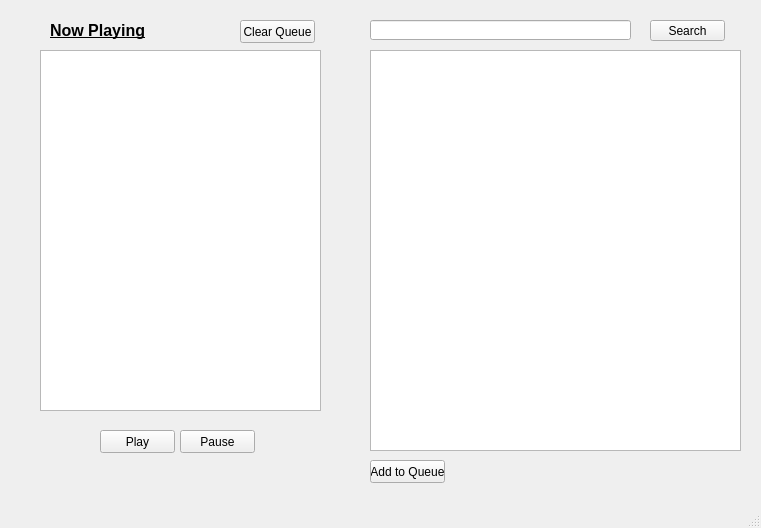
This is ui1.ui in nightfire8199/project-hermes as Qt 5 draws it before an edit. The edited form follows.
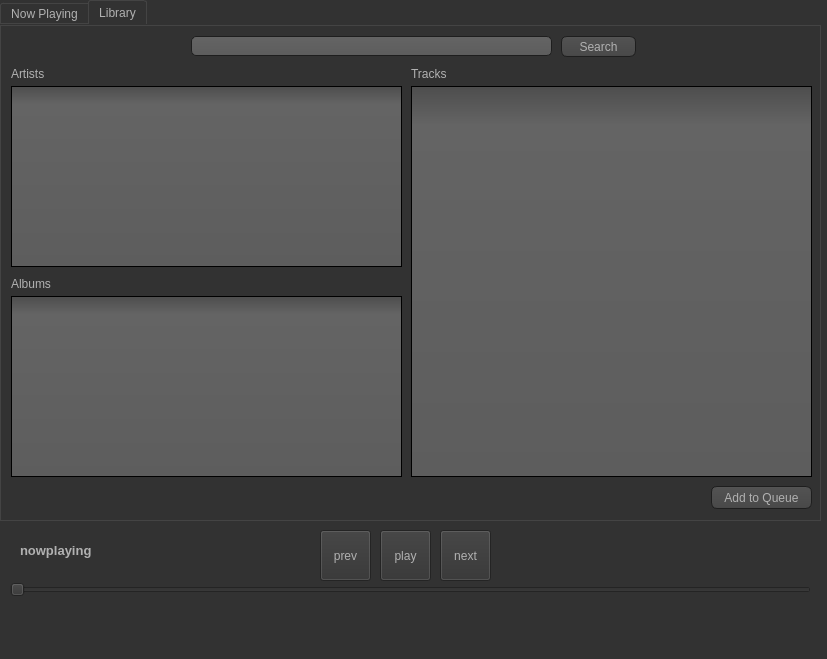
This is the edited form. The open tabs and pages were chosen to show the change. Icons and pictures are not drawn.

Patch:
```diff
--- a/ui1.ui
+++ b/ui1.ui
@@ -6,123 +6,756 @@
    <rect>
     <x>0</x>
     <y>0</y>
-    <width>761</width>
-    <height>528</height>
+    <width>827</width>
+    <height>659</height>
    </rect>
   </property>
   <property name="windowTitle">
    <string>MainWindow</string>
   </property>
+  <property name="styleSheet">
+   <string notr="true">QToolTip
+{
+     border: 1px solid black;
+     background-color: #ffa02f;
+     padding: 1px;
+     border-radius: 3px;
+     opacity: 100;
+}
+
+QWidget
+{
+    color: #b1b1b1;
+    background-color: #323232;
+}
+
+QWidget:item:hover
+{
+    background-color: QLinearGradient( x1: 0, y1: 0, x2: 0, y2: 1, stop: 0 #ffa02f, stop: 1 #ca0619);
+    color: #000000;
+}
+
+QWidget:item:selected
+{
+    background-color: QLinearGradient( x1: 0, y1: 0, x2: 0, y2: 1, stop: 0 #ffa02f, stop: 1 #d7801a);
+}
+
+QMenuBar::item
+{
+    background: transparent;
+}
+
+QMenuBar::item:selected
+{
+    background: transparent;
+    border: 1px solid #ffaa00;
+}
+
+QMenuBar::item:pressed
+{
+    background: #444;
+    border: 1px solid #000;
+    background-color: QLinearGradient(
+        x1:0, y1:0,
+        x2:0, y2:1,
+        stop:1 #212121,
+        stop:0.4 #343434/*,
+        stop:0.2 #343434,
+        stop:0.1 #ffaa00*/
+    );
+    margin-bottom:-1px;
+    padding-bottom:1px;
+}
+
+QMenu
+{
+    border: 1px solid #000;
+}
+
+QMenu::item
+{
+    padding: 2px 20px 2px 20px;
+}
+
+QMenu::item:selected
+{
+    color: #000000;
+}
+
+QWidget:disabled
+{
+    color: #404040;
+    background-color: #323232;
+}
+
+QAbstractItemView
+{
+    background-color: QLinearGradient( x1: 0, y1: 0, x2: 0, y2: 1, stop: 0 #4d4d4d, stop: 0.1 #646464, stop: 1 #5d5d5d);
+}
+
+QWidget:focus
+{
+    /*border: 2px solid QLinearGradient( x1: 0, y1: 0, x2: 0, y2: 1, stop: 0 #ffa02f, stop: 1 #d7801a);*/
+}
+
+QLineEdit
+{
+    background-color: QLinearGradient( x1: 0, y1: 0, x2: 0, y2: 1, stop: 0 #4d4d4d, stop: 0 #646464, stop: 1 #5d5d5d);
+    padding: 1px;
+    border-style: solid;
+    border: 1px solid #1e1e1e;
+    border-radius: 5;
+}
+
+QPushButton
+{
+    color: #b1b1b1;
+    background-color: QLinearGradient( x1: 0, y1: 0, x2: 0, y2: 1, stop: 0 #565656, stop: 0.1 #525252, stop: 0.5 #4e4e4e, stop: 0.9 #4a4a4a, stop: 1 #464646);
+    border-width: 1px;
+    border-color: #1e1e1e;
+    border-style: solid;
+    border-radius: 6;
+    padding: 3px;
+    font-size: 12px;
+    padding-left: 5px;
+    padding-right: 5px;
+}
+
+QPushButton:pressed
+{
+    background-color: QLinearGradient( x1: 0, y1: 0, x2: 0, y2: 1, stop: 0 #2d2d2d, stop: 0.1 #2b2b2b, stop: 0.5 #292929, stop: 0.9 #282828, stop: 1 #252525);
+}
+
+QComboBox
+{
+    selection-background-color: #ffaa00;
+    background-color: QLinearGradient( x1: 0, y1: 0, x2: 0, y2: 1, stop: 0 #565656, stop: 0.1 #525252, stop: 0.5 #4e4e4e, stop: 0.9 #4a4a4a, stop: 1 #464646);
+    border-style: solid;
+    border: 1px solid #1e1e1e;
+    border-radius: 5;
+}
+
+QComboBox:hover,QPushButton:hover
+{
+    border: 2px solid QLinearGradient( x1: 0, y1: 0, x2: 0, y2: 1, stop: 0 #ffa02f, stop: 1 #d7801a);
+}
+
+
+QComboBox:on
+{
+    padding-top: 3px;
+    padding-left: 4px;
+    background-color: QLinearGradient( x1: 0, y1: 0, x2: 0, y2: 1, stop: 0 #2d2d2d, stop: 0.1 #2b2b2b, stop: 0.5 #292929, stop: 0.9 #282828, stop: 1 #252525);
+    selection-background-color: #ffaa00;
+}
+
+QComboBox QAbstractItemView
+{
+    border: 2px solid darkgray;
+    selection-background-color: QLinearGradient( x1: 0, y1: 0, x2: 0, y2: 1, stop: 0 #ffa02f, stop: 1 #d7801a);
+}
+
+QComboBox::drop-down
+{
+     subcontrol-origin: padding;
+     subcontrol-position: top right;
+     width: 15px;
+
+     border-left-width: 0px;
+     border-left-color: darkgray;
+     border-left-style: solid; /* just a single line */
+     border-top-right-radius: 3px; /* same radius as the QComboBox */
+     border-bottom-right-radius: 3px;
+ }
+
+QComboBox::down-arrow
+{
+     image: url(:/down_arrow.png);
+}
+
+QGroupBox:focus
+{
+border: 2px solid QLinearGradient( x1: 0, y1: 0, x2: 0, y2: 1, stop: 0 #ffa02f, stop: 1 #d7801a);
+}
+
+QTextEdit:focus
+{
+    border: 2px solid QLinearGradient( x1: 0, y1: 0, x2: 0, y2: 1, stop: 0 #ffa02f, stop: 1 #d7801a);
+}
+
+QScrollBar:horizontal {
+     border: 1px solid #222222;
+     background: QLinearGradient( x1: 0, y1: 0, x2: 0, y2: 1, stop: 0.0 #121212, stop: 0.2 #282828, stop: 1 #484848);
+     height: 7px;
+     margin: 0px 16px 0 16px;
+}
+
+QScrollBar::handle:horizontal
+{
+      background: QLinearGradient( x1: 0, y1: 0, x2: 1, y2: 0, stop: 0 #ffa02f, stop: 0.5 #d7801a, stop: 1 #ffa02f);
+      min-height: 20px;
+      border-radius: 2px;
+}
+
+QScrollBar::add-line:horizontal {
+      border: 1px solid #1b1b19;
+      border-radius: 2px;
+      background: QLinearGradient( x1: 0, y1: 0, x2: 1, y2: 0, stop: 0 #ffa02f, stop: 1 #d7801a);
+      width: 14px;
+      subcontrol-position: right;
+      subcontrol-origin: margin;
+}
+
+QScrollBar::sub-line:horizontal {
+      border: 1px solid #1b1b19;
+      border-radius: 2px;
+      background: QLinearGradient( x1: 0, y1: 0, x2: 1, y2: 0, stop: 0 #ffa02f, stop: 1 #d7801a);
+      width: 14px;
+     subcontrol-position: left;
+     subcontrol-origin: margin;
+}
+
+QScrollBar::right-arrow:horizontal, QScrollBar::left-arrow:horizontal
+{
+      border: 1px solid black;
+      width: 1px;
+      height: 1px;
+      background: white;
+}
+
+QScrollBar::add-page:horizontal, QScrollBar::sub-page:horizontal
+{
+      background: none;
+}
+
+QScrollBar:vertical
+{
+      background: QLinearGradient( x1: 0, y1: 0, x2: 1, y2: 0, stop: 0.0 #121212, stop: 0.2 #282828, stop: 1 #484848);
+      width: 7px;
+      margin: 16px 0 16px 0;
+      border: 1px solid #222222;
+}
+
+QScrollBar::handle:vertical
+{
+      background: QLinearGradient( x1: 0, y1: 0, x2: 0, y2: 1, stop: 0 #ffa02f, stop: 0.5 #d7801a, stop: 1 #ffa02f);
+      min-height: 20px;
+      border-radius: 2px;
+}
+
+QScrollBar::add-line:vertical
+{
+      border: 1px solid #1b1b19;
+      border-radius: 2px;
+      background: QLinearGradient( x1: 0, y1: 0, x2: 0, y2: 1, stop: 0 #ffa02f, stop: 1 #d7801a);
+      height: 14px;
+      subcontrol-position: bottom;
+      subcontrol-origin: margin;
+}
+
+QScrollBar::sub-line:vertical
+{
+      border: 1px solid #1b1b19;
+      border-radius: 2px;
+      background: QLinearGradient( x1: 0, y1: 0, x2: 0, y2: 1, stop: 0 #d7801a, stop: 1 #ffa02f);
+      height: 14px;
+      subcontrol-position: top;
+      subcontrol-origin: margin;
+}
+
+QScrollBar::up-arrow:vertical, QScrollBar::down-arrow:vertical
+{
+      border: 1px solid black;
+      width: 1px;
+      height: 1px;
+      background: white;
+}
+
+
+QScrollBar::add-page:vertical, QScrollBar::sub-page:vertical
+{
+      background: none;
+}
+
+QTextEdit
+{
+    background-color: #242424;
+}
+
+QPlainTextEdit
+{
+    background-color: #242424;
+}
+
+QHeaderView::section
+{
+    background-color: QLinearGradient(x1:0, y1:0, x2:0, y2:1, stop:0 #616161, stop: 0.5 #505050, stop: 0.6 #434343, stop:1 #656565);
+    color: white;
+    padding-left: 4px;
+    border: 1px solid #6c6c6c;
+}
+
+QCheckBox:disabled
+{
+color: #414141;
+}
+
+QDockWidget::title
+{
+    text-align: center;
+    spacing: 3px; /* spacing between items in the tool bar */
+    background-color: QLinearGradient(x1:0, y1:0, x2:0, y2:1, stop:0 #323232, stop: 0.5 #242424, stop:1 #323232);
+}
+
+QDockWidget::close-button, QDockWidget::float-button
+{
+    text-align: center;
+    spacing: 1px; /* spacing between items in the tool bar */
+    background-color: QLinearGradient(x1:0, y1:0, x2:0, y2:1, stop:0 #323232, stop: 0.5 #242424, stop:1 #323232);
+}
+
+QDockWidget::close-button:hover, QDockWidget::float-button:hover
+{
+    background: #242424;
+}
+
+QDockWidget::close-button:pressed, QDockWidget::float-button:pressed
+{
+    padding: 1px -1px -1px 1px;
+}
+
+QMainWindow::separator
+{
+    background-color: QLinearGradient(x1:0, y1:0, x2:0, y2:1, stop:0 #161616, stop: 0.5 #151515, stop: 0.6 #212121, stop:1 #343434);
+    color: white;
+    padding-left: 4px;
+    border: 1px solid #4c4c4c;
+    spacing: 3px; /* spacing between items in the tool bar */
+}
+
+QMainWindow::separator:hover
+{
+
+    background-color: QLinearGradient(x1:0, y1:0, x2:0, y2:1, stop:0 #d7801a, stop:0.5 #b56c17 stop:1 #ffa02f);
+    color: white;
+    padding-left: 4px;
+    border: 1px solid #6c6c6c;
+    spacing: 3px; /* spacing between items in the tool bar */
+}
+
+QToolBar::handle
+{
+     spacing: 3px; /* spacing between items in the tool bar */
+     background: url(:/images/handle.png);
+}
+
+QMenu::separator
+{
+    height: 2px;
+    background-color: QLinearGradient(x1:0, y1:0, x2:0, y2:1, stop:0 #161616, stop: 0.5 #151515, stop: 0.6 #212121, stop:1 #343434);
+    color: white;
+    padding-left: 4px;
+    margin-left: 10px;
+    margin-right: 5px;
+}
+
+QProgressBar
+{
+    border: 2px solid grey;
+    border-radius: 5px;
+    text-align: center;
+}
+
+QProgressBar::chunk
+{
+    background-color: #d7801a;
+    width: 2.15px;
+    margin: 0.5px;
+}
+
+QTabBar::tab {
+    color: #b1b1b1;
+    border: 1px solid #444;
+    border-bottom-style: none;
+    background-color: #323232;
+    padding-left: 10px;
+    padding-right: 10px;
+    padding-top: 3px;
+    padding-bottom: 2px;
+    margin-right: -1px;
+}
+
+QTabWidget::pane {
+    border: 1px solid #444;
+    top: 1px;
+}
+
+QTabBar::tab:last
+{
+    margin-right: 0; /* the last selected tab has nothing to overlap with on the right */
+    border-top-right-radius: 3px;
+}
+
+QTabBar::tab:first:!selected
+{
+ margin-left: 0px; /* the last selected tab has nothing to overlap with on the right */
+
+
+    border-top-left-radius: 3px;
+}
+
+QTabBar::tab:!selected
+{
+    color: #b1b1b1;
+    border-bottom-style: solid;
+    margin-top: 3px;
+    background-color: QLinearGradient(x1:0, y1:0, x2:0, y2:1, stop:1 #212121, stop:.4 #343434);
+}
+
+QTabBar::tab:selected
+{
+    border-top-left-radius: 3px;
+    border-top-right-radius: 3px;
+    margin-bottom: 0px;
+}
+
+QTabBar::tab:!selected:hover
+{
+    /*border-top: 2px solid #ffaa00;
+    padding-bottom: 3px;*/
+    border-top-left-radius: 3px;
+    border-top-right-radius: 3px;
+    background-color: QLinearGradient(x1:0, y1:0, x2:0, y2:1, stop:1 #212121, stop:0.4 #343434, stop:0.2 #343434, stop:0.1 #ffaa00);
+}
+
+QRadioButton::indicator:checked, QRadioButton::indicator:unchecked{
+    color: #b1b1b1;
+    background-color: #323232;
+    border: 1px solid #b1b1b1;
+    border-radius: 6px;
+}
+
+QRadioButton::indicator:checked
+{
+    background-color: qradialgradient(
+        cx: 0.5, cy: 0.5,
+        fx: 0.5, fy: 0.5,
+        radius: 1.0,
+        stop: 0.25 #ffaa00,
+        stop: 0.3 #323232
+    );
+}
+
+QCheckBox::indicator{
+    color: #b1b1b1;
+    background-color: #323232;
+    border: 1px solid #b1b1b1;
+    width: 9px;
+    height: 9px;
+}
+
+QRadioButton::indicator
+{
+    border-radius: 6px;
+}
+
+QRadioButton::indicator:hover, QCheckBox::indicator:hover
+{
+    border: 1px solid #ffaa00;
+}
+
+QCheckBox::indicator:checked
+{
+    image:url(:/images/checkbox.png);
+}
+
+QCheckBox::indicator:disabled, QRadioButton::indicator:disabled
+{
+    border: 1px solid #444;
+}</string>
+  </property>
   <widget class="QWidget" name="centralwidget">
-   <widget class="QPushButton" name="searchButton">
+   <widget class="QSlider" name="trackSlider">
     <property name="geometry">
      <rect>
-      <x>650</x>
-      <y>20</y>
-      <width>75</width>
-      <height>21</height>
-     </rect>
-    </property>
-    <property name="text">
-     <string>Search</string>
-    </property>
-   </widget>
-   <widget class="QListWidget" name="searchResults">
-    <property name="geometry">
-     <rect>
-      <x>370</x>
-      <y>50</y>
-      <width>371</width>
-      <height>401</height>
-     </rect>
-    </property>
-   </widget>
-   <widget class="QPushButton" name="playButton">
-    <property name="geometry">
-     <rect>
-      <x>100</x>
-      <y>430</y>
-      <width>75</width>
-      <height>23</height>
-     </rect>
-    </property>
-    <property name="text">
-     <string>Play</string>
-    </property>
-   </widget>
-   <widget class="QPushButton" name="pauseButton">
-    <property name="geometry">
-     <rect>
-      <x>180</x>
-      <y>430</y>
-      <width>75</width>
-      <height>23</height>
-     </rect>
-    </property>
-    <property name="text">
-     <string>Pause</string>
-    </property>
-   </widget>
-   <widget class="QLineEdit" name="searchBox">
-    <property name="geometry">
-     <rect>
-      <x>370</x>
-      <y>20</y>
-      <width>261</width>
+      <x>10</x>
+      <y>580</y>
+      <width>801</width>
       <height>20</height>
      </rect>
     </property>
+    <property name="maximum">
+     <number>100000</number>
+    </property>
+    <property name="orientation">
+     <enum>Qt::Horizontal</enum>
+    </property>
+   </widget>
+   <widget class="QTabWidget" name="tabWidget">
+    <property name="geometry">
+     <rect>
+      <x>0</x>
+      <y>0</y>
+      <width>821</width>
+      <height>521</height>
+     </rect>
+    </property>
+    <property name="currentIndex">
+     <number>0</number>
+    </property>
+    <widget class="QWidget" name="tab">
+     <attribute name="title">
+      <string>Now Playing</string>
+     </attribute>
+     <widget class="QPushButton" name="clearQueueButton">
+      <property name="geometry">
+       <rect>
+        <x>640</x>
+        <y>460</y>
+        <width>91</width>
+        <height>23</height>
+       </rect>
+      </property>
+      <property name="font">
+       <font>
+        <pointsize>-1</pointsize>
+       </font>
+      </property>
+      <property name="text">
+       <string>Clear Queue</string>
+      </property>
+     </widget>
+     <widget class="QListWidget" name="nowPlaying">
+      <property name="geometry">
+       <rect>
+        <x>10</x>
+        <y>10</y>
+        <width>801</width>
+        <height>441</height>
+       </rect>
+      </property>
+     </widget>
+     <widget class="QPushButton" name="startButton">
+      <property name="geometry">
+       <rect>
+        <x>740</x>
+        <y>460</y>
+        <width>75</width>
+        <height>23</height>
+       </rect>
+      </property>
+      <property name="font">
+       <font>
+        <pointsize>-1</pointsize>
+       </font>
+      </property>
+      <property name="text">
+       <string>Start</string>
+      </property>
+     </widget>
+     <widget class="QPushButton" name="streamButton">
+      <property name="geometry">
+       <rect>
+        <x>10</x>
+        <y>460</y>
+        <width>80</width>
+        <height>21</height>
+       </rect>
+      </property>
+      <property name="font">
+       <font>
+        <pointsize>-1</pointsize>
+       </font>
+      </property>
+      <property name="text">
+       <string>Stream</string>
+      </property>
+     </widget>
+     <widget class="QPushButton" name="likeButton">
+      <property name="geometry">
+       <rect>
+        <x>100</x>
+        <y>460</y>
+        <width>80</width>
+        <height>21</height>
+       </rect>
+      </property>
+      <property name="text">
+       <string>❤</string>
+      </property>
+     </widget>
+    </widget>
+    <widget class="QWidget" name="tab_2">
+     <attribute name="title">
+      <string>Library</string>
+     </attribute>
+     <widget class="QListWidget" name="searchResults_Art">
+      <property name="geometry">
+       <rect>
+        <x>10</x>
+        <y>60</y>
+        <width>391</width>
+        <height>181</height>
+       </rect>
+      </property>
+     </widget>
+     <widget class="QListWidget" name="searchResults_Alb">
+      <property name="geometry">
+       <rect>
+        <x>10</x>
+        <y>270</y>
+        <width>391</width>
+        <height>181</height>
+       </rect>
+      </property>
+     </widget>
+     <widget class="QListWidget" name="searchResults_Tra">
+      <property name="geometry">
+       <rect>
+        <x>410</x>
+        <y>60</y>
+        <width>401</width>
+        <height>391</height>
+       </rect>
+      </property>
+     </widget>
+     <widget class="QLabel" name="label_4">
+      <property name="geometry">
+       <rect>
+        <x>10</x>
+        <y>40</y>
+        <width>57</width>
+        <height>15</height>
+       </rect>
+      </property>
+      <property name="text">
+       <string>Artists</string>
+      </property>
+     </widget>
+     <widget class="QLabel" name="label_3">
+      <property name="geometry">
+       <rect>
+        <x>10</x>
+        <y>250</y>
+        <width>57</width>
+        <height>15</height>
+       </rect>
+      </property>
+      <property name="text">
+       <string>Albums</string>
+      </property>
+     </widget>
+     <widget class="QLabel" name="label_2">
+      <property name="geometry">
+       <rect>
+        <x>410</x>
+        <y>40</y>
+        <width>57</width>
+        <height>15</height>
+       </rect>
+      </property>
+      <property name="text">
+       <string>Tracks</string>
+      </property>
+     </widget>
+     <widget class="QPushButton" name="addButton">
+      <property name="geometry">
+       <rect>
+        <x>710</x>
+        <y>460</y>
+        <width>101</width>
+        <height>23</height>
+       </rect>
+      </property>
+      <property name="text">
+       <string>Add to Queue</string>
+      </property>
+     </widget>
+     <widget class="QLineEdit" name="searchBox">
+      <property name="geometry">
+       <rect>
+        <x>190</x>
+        <y>10</y>
+        <width>361</width>
+        <height>20</height>
+       </rect>
+      </property>
+      <property name="text">
+       <string/>
+      </property>
+     </widget>
+     <widget class="QPushButton" name="searchButton">
+      <property name="geometry">
+       <rect>
+        <x>560</x>
+        <y>10</y>
+        <width>75</width>
+        <height>21</height>
+       </rect>
+      </property>
+      <property name="text">
+       <string>Search</string>
+      </property>
+     </widget>
+    </widget>
+   </widget>
+   <widget class="QToolButton" name="playpauseButton">
+    <property name="geometry">
+     <rect>
+      <x>380</x>
+      <y>530</y>
+      <width>51</width>
+      <height>51</height>
+     </rect>
+    </property>
     <property name="text">
-     <string/>
+     <string>play</string>
     </property>
    </widget>
-   <widget class="QListWidget" name="nowPlaying">
+   <widget class="QToolButton" name="nextButton">
     <property name="geometry">
      <rect>
-      <x>40</x>
-      <y>50</y>
+      <x>440</x>
+      <y>530</y>
+      <width>51</width>
+      <height>51</height>
+     </rect>
+    </property>
+    <property name="text">
+     <string>next</string>
+    </property>
+   </widget>
+   <widget class="QToolButton" name="prevButton">
+    <property name="geometry">
+     <rect>
+      <x>320</x>
+      <y>530</y>
+      <width>51</width>
+      <height>51</height>
+     </rect>
+    </property>
+    <property name="text">
+     <string>prev</string>
+    </property>
+   </widget>
+   <widget class="QLabel" name="playingLabel">
+    <property name="geometry">
+     <rect>
+      <x>20</x>
+      <y>530</y>
       <width>281</width>
-      <height>361</height>
+      <height>41</height>
      </rect>
     </property>
-   </widget>
-   <widget class="QPushButton" name="addButton">
-    <property name="geometry">
-     <rect>
-      <x>370</x>
-      <y>460</y>
-      <width>75</width>
-      <height>23</height>
-     </rect>
+    <property name="font">
+     <font>
+      <pointsize>10</pointsize>
+      <weight>75</weight>
+      <bold>true</bold>
+     </font>
     </property>
     <property name="text">
-     <string>Add to Queue</string>
-    </property>
-   </widget>
-   <widget class="QPushButton" name="clearQueueButton">
-    <property name="geometry">
-     <rect>
-      <x>240</x>
-      <y>20</y>
-      <width>75</width>
-      <height>23</height>
-     </rect>
-    </property>
-    <property name="text">
-     <string>Clear Queue</string>
-    </property>
-   </widget>
-   <widget class="QLabel" name="label">
-    <property name="geometry">
-     <rect>
-      <x>50</x>
-      <y>20</y>
-      <width>111</width>
-      <height>21</height>
-     </rect>
-    </property>
-    <property name="text">
-     <string>&lt;html&gt;&lt;head/&gt;&lt;body&gt;&lt;p&gt;&lt;span style=&quot; font-size:12pt; font-weight:600; text-decoration: underline;&quot;&gt;Now Playing&lt;/span&gt;&lt;/p&gt;&lt;/body&gt;&lt;/html&gt;</string>
+     <string>nowplaying</string>
     </property>
    </widget>
   </widget>
```
Left out of the diff: 2 changed lines with no effect on the pictures.
